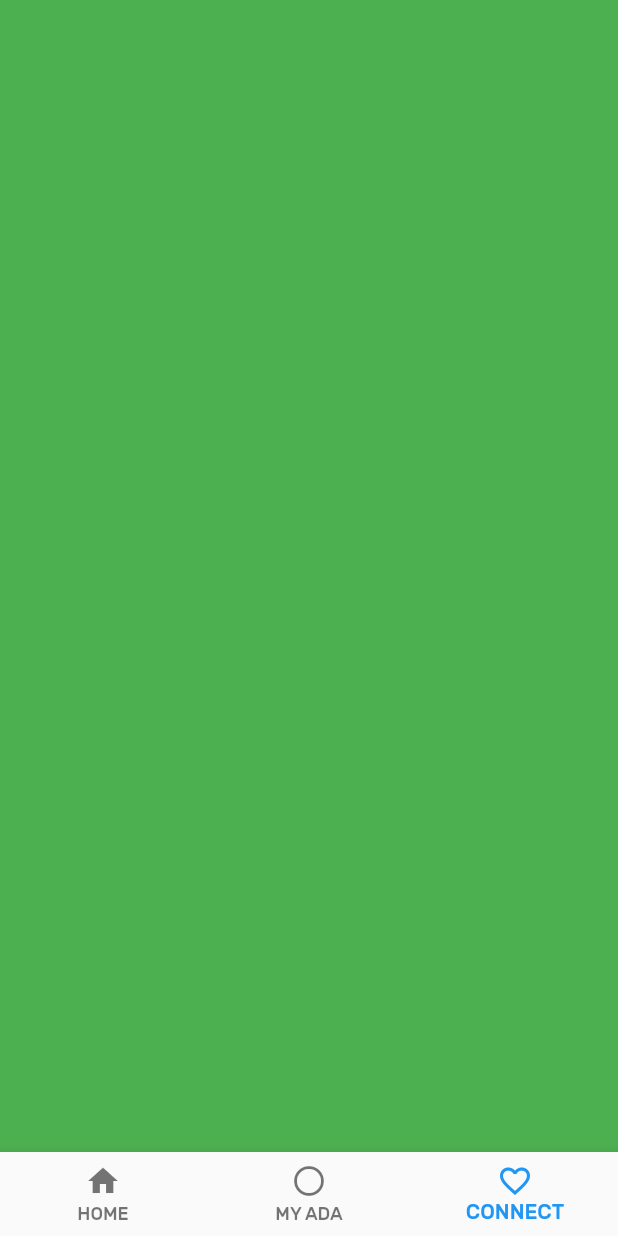
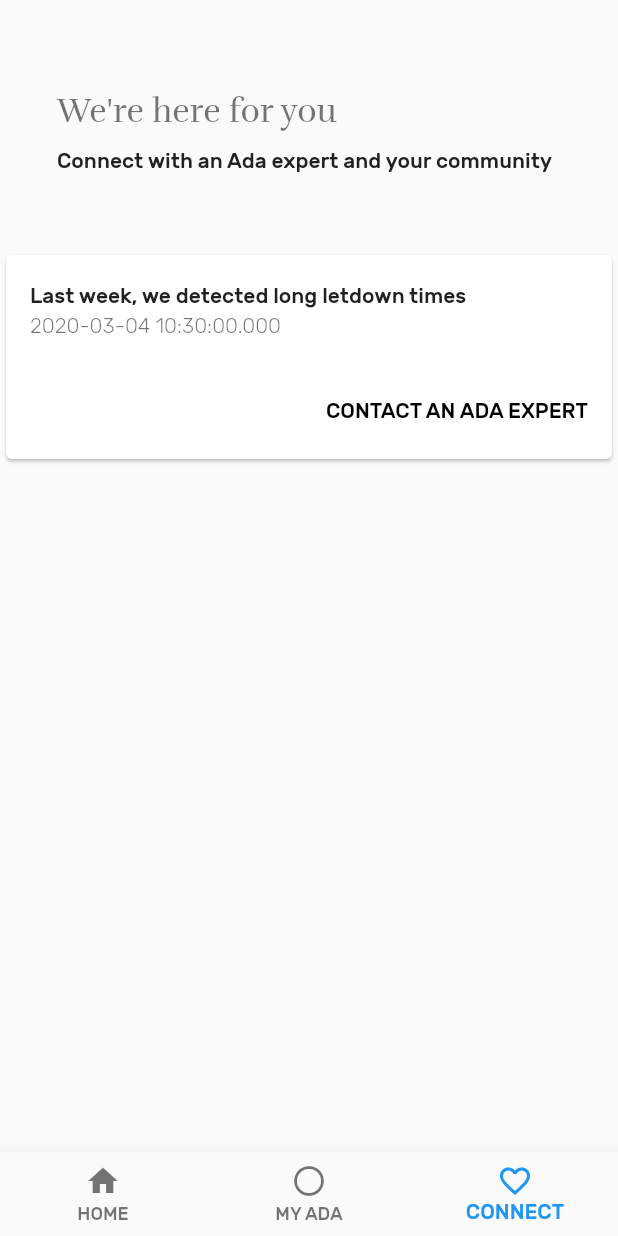
Before and after one commit to eexie/PUMPED, a Flutter app: the screen it shows once a user with an empty profile is signed in, item 3 of the bottom bar chosen, on a phone screen of 412 x 824 dp. Run offline on Flutter 3.47's test engine with Material 2 defaults, Android fonts, the phone set to English and light mode, and no system bars; our stand-ins replace cloud_firestore, firebase_auth, flutter_blue, google_sign_in, rxdart; accounts and stored records are empty; project files that could hold a hidden picture were left out.

Commit message:
start connect page

```diff
--- /dev/null
+++ b/pumped_ada/lib/Connect.dart
@@ -0,0 +1,28 @@
+import 'package:flutter/material.dart';
+import 'helpers/widgets.dart';
+
+class ConnectScreen extends StatelessWidget{
+  @override
+  Widget build(BuildContext context) {
+    return Scaffold(
+      body: Container(
+        child: Column(
+          crossAxisAlignment: CrossAxisAlignment.start,
+          children: [
+            SizedBox(height: 50),
+            TitleSection(
+              titleText: 'We\'re here for you',
+              subText: 'Connect with an Ada expert and your community',
+            ),
+            SizedBox(height: 20),
+            HealthMonitoringModule(
+                detectionTime: 'Last week',
+                detectionType: 'long letdown times',
+                sessionDateTime: DateTime.now()
+            ),
+          ],
+        ),
+      ),
+    );
+  }
+}
--- a/pumped_ada/lib/MainPage.dart
+++ b/pumped_ada/lib/MainPage.dart
@@ -4,8 +4,8 @@
 //import './BLEPage.dart';
 import './MyAda.dart';
 import './Home.dart';
-import './PlaceHolderWidget.dart';
 import './helpers/widgets.dart';
+import './Connect.dart';
 import 'package:flutter_blue/flutter_blue.dart';
 
 //import './LineChart.dart';
@@ -25,11 +25,9 @@
   }
 
   List<Widget> tabs = [
-//    BLEPage(),
-//    PlaceholderWidget(Colors.green),
     HomeScreen(),
     MyAda(),
-    PlaceholderWidget(Colors.green),
+    ConnectScreen(),
   ];
 
   @override
--- a/pumped_ada/lib/MyAda.dart
+++ b/pumped_ada/lib/MyAda.dart
@@ -12,7 +12,6 @@
 }
 
 class _MyAda extends State<MyAda> {
-//  final databaseReference = Firestore.instance;
   List<ProductionDataPoint> sessionTimeSeries; //Timeseries for the current pumping session
   int _duration = 20;
 
--- a/pumped_ada/lib/helpers/widgets.dart
+++ b/pumped_ada/lib/helpers/widgets.dart
@@ -372,3 +372,43 @@
     return true;
   }
 }
+class HealthMonitoringModule extends StatelessWidget{
+  const HealthMonitoringModule({Key key, this.detectionTime, this.detectionType, this.sessionDateTime}) : super(key: key);
+
+  final  String detectionTime;
+  final String detectionType;
+  final DateTime sessionDateTime;
+
+  @override
+  Widget build(BuildContext context) {
+    String titleMessage = detectionTime + ', we detected ' + detectionType;
+    String subtitleMessage = sessionDateTime.toString();
+    return Center(
+      child: Card(
+        child: Column(
+          mainAxisSize: MainAxisSize.min,
+          children: <Widget>[
+            ListTile(
+              title:  Text(
+                  titleMessage,
+                  style: Theme.of(context).textTheme.bodyText2,
+              ),
+              subtitle: new Text(
+                  subtitleMessage,
+                  style: Theme.of(context).textTheme.caption,
+              ),
+            ),
+            ButtonBar(
+              children: <Widget>[
+                FlatButton(
+                  child: Text('CONTACT AN ADA EXPERT'),
+                  onPressed: () { /* ... */ },
+                ),
+              ],
+            ),
+          ],
+        ),
+      ),
+    );
+  }
+}
--- a/pumped_ada/lib/main.dart
+++ b/pumped_ada/lib/main.dart
@@ -45,8 +45,8 @@
               headline3: TextStyle(fontFamily: 'Rufina', fontSize: 16.0),
               headline4: TextStyle(fontFamily: 'Rufina', fontSize: 18.0, fontWeight: FontWeight.bold),
               headline6: TextStyle(fontSize: 18.0, fontWeight: FontWeight.bold),
-              bodyText1: TextStyle(fontFamily: 'Rufina', fontSize: 18.0, fontWeight: FontWeight.normal),
-              bodyText2: TextStyle(fontSize: 12.0, color: Colors.grey[900]),
+              bodyText1: TextStyle(fontFamily: 'Rufina', fontSize: 14.0, fontWeight: FontWeight.normal),
+              bodyText2: TextStyle(fontSize: 14.0, color: Colors.grey[900]),
               button: TextStyle(fontSize: 14.0),
               caption: TextStyle(fontSize: 14.0, fontWeight: FontWeight.w300),
               subtitle1: TextStyle(fontSize: 10.0),
```
